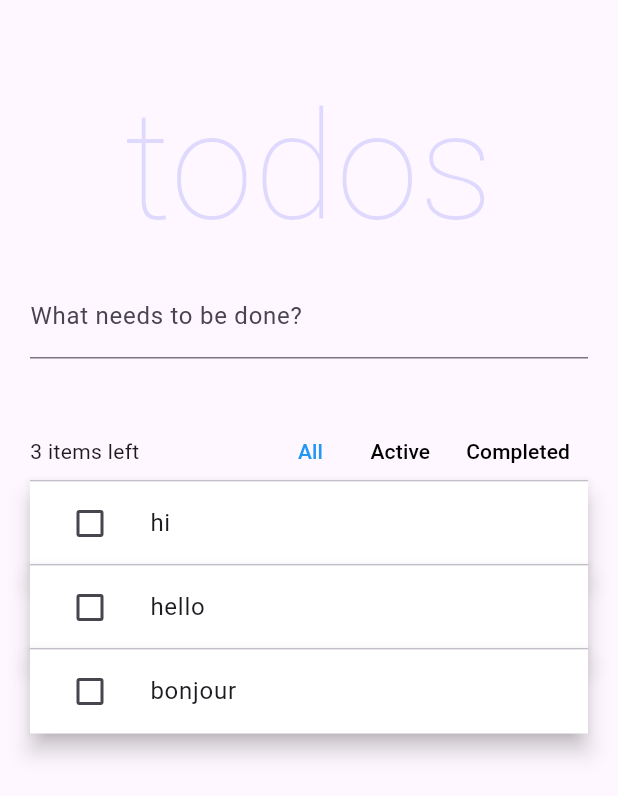
After one commit to cntoss/river_test, a Flutter app: the TodoPage screen opened directly, on a phone screen of 412 x 824 dp. The commit adds this screen. Shown: the top 796 px of the screen. Run offline on Flutter 3.47's test engine with Material 2 defaults, Android fonts, the phone set to English and light mode, and no system bars; our stand-ins replace dio, flutter_riverpod; Roboto replaces fonts that are missing (Helvetica Neue).

Commit message:
auth and products with todos filter

```diff
--- a/lib/main.dart
+++ b/lib/main.dart
@@ -2,6 +2,7 @@ import 'package:flutter/material.dart';
 import 'package:flutter_riverpod/flutter_riverpod.dart';
 
 import 'features/login/ui/auth_checker.dart';
+// import 'todo/todo_main.dart';
 
 void main() {
   runApp(const ProviderScope(child: MyApp()));
@@ -19,7 +20,8 @@ class MyApp extends StatelessWidget {
         colorScheme: ColorScheme.fromSeed(seedColor: Colors.deepPurple),
         useMaterial3: true,
       ),
-      home: const AuthChecker(),
+      // home:const TodoPage(),
+     home: const AuthChecker(),
     );
   }
 }
--- /dev/null
+++ b/lib/todo/todo_main.dart
@@ -0,0 +1,239 @@
+import 'package:flutter/material.dart';
+import 'package:flutter_riverpod/flutter_riverpod.dart';
+
+import 'todo.dart';
+
+/// Some keys used for testing
+final addTodoKey = UniqueKey();
+final activeFilterKey = UniqueKey();
+final completedFilterKey = UniqueKey();
+final allFilterKey = UniqueKey();
+
+final todoListProvider = StateNotifierProvider<TodoList, List<Todo>>((ref) {
+  return TodoList(const [
+    Todo(id: 'todo-0', description: 'hi'),
+    Todo(id: 'todo-1', description: 'hello'),
+    Todo(id: 'todo-2', description: 'bonjour'),
+  ]);
+});
+
+enum TodoListFilter {
+  all,
+  active,
+  completed,
+}
+
+final todoListFilter1 = StateProvider((_) => TodoListFilter.all);
+final todoListFilter = StateProvider((_) => TodoListFilter.all);
+
+final uncompletedTodosCount = Provider<int>((ref) {
+  return ref.watch(todoListProvider).where((todo) => !todo.completed).length;
+});
+
+final filteredTodos = Provider<List<Todo>>((ref) {
+  final filter = ref.watch(todoListFilter);
+  final todos = ref.watch(todoListProvider);
+
+  switch (filter) {
+    case TodoListFilter.completed:
+      return todos.where((todo) => todo.completed).toList();
+    case TodoListFilter.active:
+      return todos.where((todo) => !todo.completed).toList();
+    case TodoListFilter.all:
+      return todos;
+  }
+});
+
+class TodoPage extends ConsumerWidget {
+  const TodoPage({Key? key}) : super(key: key);
+
+  @override
+  Widget build(BuildContext context, WidgetRef ref) {
+    final todos = ref.watch(filteredTodos);
+    final newTodoController = TextEditingController();
+
+    return GestureDetector(
+      onTap: () => FocusScope.of(context).unfocus(),
+      child: Scaffold(
+        body: ListView(
+          padding: const EdgeInsets.symmetric(horizontal: 20, vertical: 40),
+          children: [
+            const Title(),
+            TextField(
+              key: addTodoKey,
+              controller: newTodoController,
+              decoration: const InputDecoration(
+                labelText: 'What needs to be done?',
+              ),
+              onSubmitted: (value) {
+                ref.read(todoListProvider.notifier).add(value);
+                newTodoController.clear();
+              },
+            ),
+            const SizedBox(height: 42),
+            const Toolbar(),
+            if (todos.isNotEmpty) const Divider(height: 0),
+            for (var i = 0; i < todos.length; i++) ...[
+              if (i > 0) const Divider(height: 0),
+              Dismissible(
+                key: ValueKey(todos[i].id),
+                onDismissed: (_) {
+                  ref.read(todoListProvider.notifier).remove(todos[i]);
+                },
+                child: ProviderScope(
+                  overrides: [
+                    _currentTodo.overrideWithValue(todos[i]),
+                  ],
+                  child: const TodoItem(),
+                ),
+              ),
+            ],
+          ],
+        ),
+      ),
+    );
+  }
+}
+
+class Toolbar extends ConsumerWidget {
+  const Toolbar({
+    Key? key,
+  }) : super(key: key);
+
+  @override
+  Widget build(BuildContext context, WidgetRef ref) {
+    final filter = ref.watch(todoListFilter);
+
+    Color? textColorFor(TodoListFilter value) {
+      return filter == value ? Colors.blue : Colors.black;
+    }
+
+    return Material(
+      child: Row(
+        mainAxisAlignment: MainAxisAlignment.spaceBetween,
+        children: [
+          Expanded(
+            child: Text(
+              '${ref.watch(uncompletedTodosCount)} items left',
+              overflow: TextOverflow.ellipsis,
+            ),
+          ),
+          Tooltip(
+            key: allFilterKey,
+            message: 'All todos',
+            child: TextButton(
+              onPressed: () =>
+                  ref.read(todoListFilter.notifier).state = TodoListFilter.all,
+              style: ButtonStyle(
+                visualDensity: VisualDensity.compact,
+                foregroundColor:
+                    MaterialStateProperty.all(textColorFor(TodoListFilter.all)),
+              ),
+              child: const Text('All'),
+            ),
+          ),
+          Tooltip(
+            key: activeFilterKey,
+            message: 'Only uncompleted todos',
+            child: TextButton(
+              onPressed: () => ref.read(todoListFilter.notifier).state =
+                  TodoListFilter.active,
+              style: ButtonStyle(
+                visualDensity: VisualDensity.compact,
+                foregroundColor: MaterialStateProperty.all(
+                  textColorFor(TodoListFilter.active),
+                ),
+              ),
+              child: const Text('Active'),
+            ),
+          ),
+          Tooltip(
+            key: completedFilterKey,
+            message: 'Only completed todos',
+            child: TextButton(
+              onPressed: () => ref.read(todoListFilter.notifier).state =
+                  TodoListFilter.completed,
+              style: ButtonStyle(
+                visualDensity: VisualDensity.compact,
+                foregroundColor: MaterialStateProperty.all(
+                  textColorFor(TodoListFilter.completed),
+                ),
+              ),
+              child: const Text('Completed'),
+            ),
+          ),
+        ],
+      ),
+    );
+  }
+}
+
+class Title extends StatelessWidget {
+  const Title({Key? key}) : super(key: key);
+
+  @override
+  Widget build(BuildContext context) {
+    return const Text(
+      'todos',
+      textAlign: TextAlign.center,
+      style: TextStyle(
+        color: Color.fromARGB(38, 47, 47, 247),
+        fontSize: 100,
+        fontWeight: FontWeight.w100,
+        fontFamily: 'Helvetica Neue',
+      ),
+    );
+  }
+}
+
+final _currentTodo = Provider<Todo>((ref) => throw UnimplementedError());
+final isEditProvider = StateProvider<bool>((ref) => false);
+
+class TodoItem extends ConsumerWidget {
+  const TodoItem({Key? key}) : super(key: key);
+
+  @override
+  Widget build(BuildContext context, WidgetRef ref) {
+    final todo = ref.watch(_currentTodo);
+    final isFocus = ref.watch(isEditProvider);
+    final itemFocusNode = FocusNode();
+
+    final textEditingController = TextEditingController();
+    final textFieldFocusNode = FocusNode();
+
+    return Material(
+      color: Colors.white,
+      elevation: 6,
+      child: Focus(
+        focusNode: itemFocusNode,
+        onFocusChange: (focused) {
+          if (focused) {
+            textEditingController.text = todo.description;
+          } else {
+            ref
+                .read(todoListProvider.notifier)
+                .edit(id: todo.id, description: textEditingController.text);
+          }
+        },
+        child: ListTile(
+            onTap: () {
+              itemFocusNode.requestFocus();
+              textFieldFocusNode.requestFocus();
+              ref.read(isEditProvider.notifier).state = !isFocus;
+            },
+            leading: Checkbox(
+              value: todo.completed,
+              onChanged: (value) =>
+                  ref.read(todoListProvider.notifier).toggle(todo.id),
+            ),
+            title: isFocus
+                ? TextField(
+                    autofocus: true,
+                    focusNode: textFieldFocusNode,
+                    controller: textEditingController,
+                  )
+                : Text(todo.description)),
+      ),
+    );
+  }
+}
--- a/pubspec.yaml
+++ b/pubspec.yaml
@@ -38,6 +38,7 @@ dependencies:
   flutter_riverpod: ^2.3.6
   riverpod_annotation: ^2.1.1
   dio: ^5.2.1+1
+  uuid: ^3.0.7
 
 dev_dependencies:
   flutter_test:
```
Also changed, not shown: lib/todo/todo.dart (added, +103 -0 lines), pubspec.lock.
